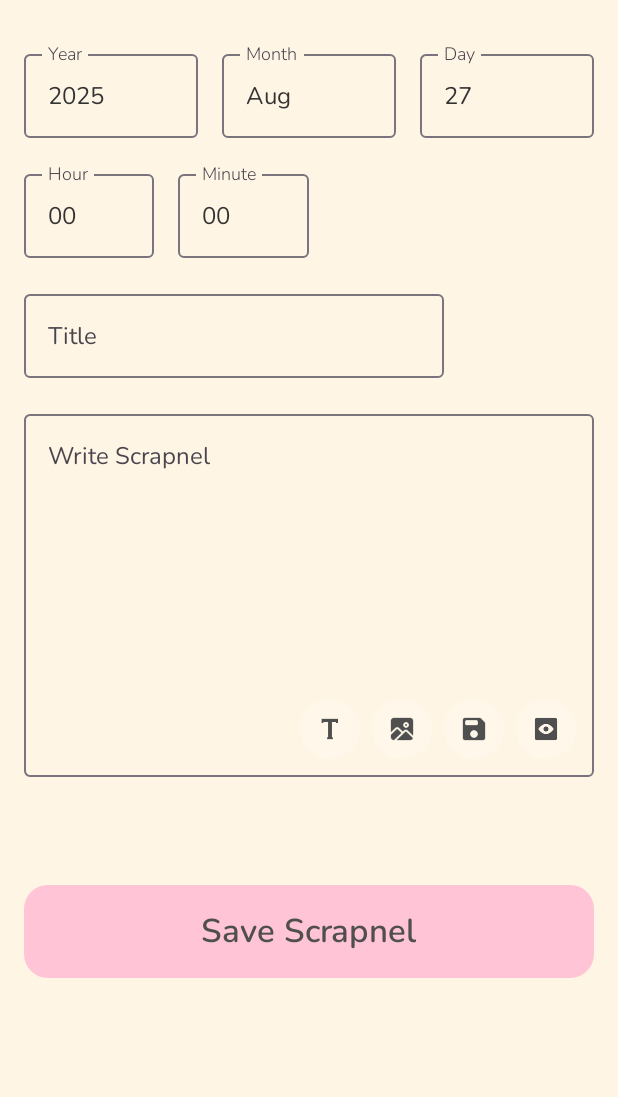
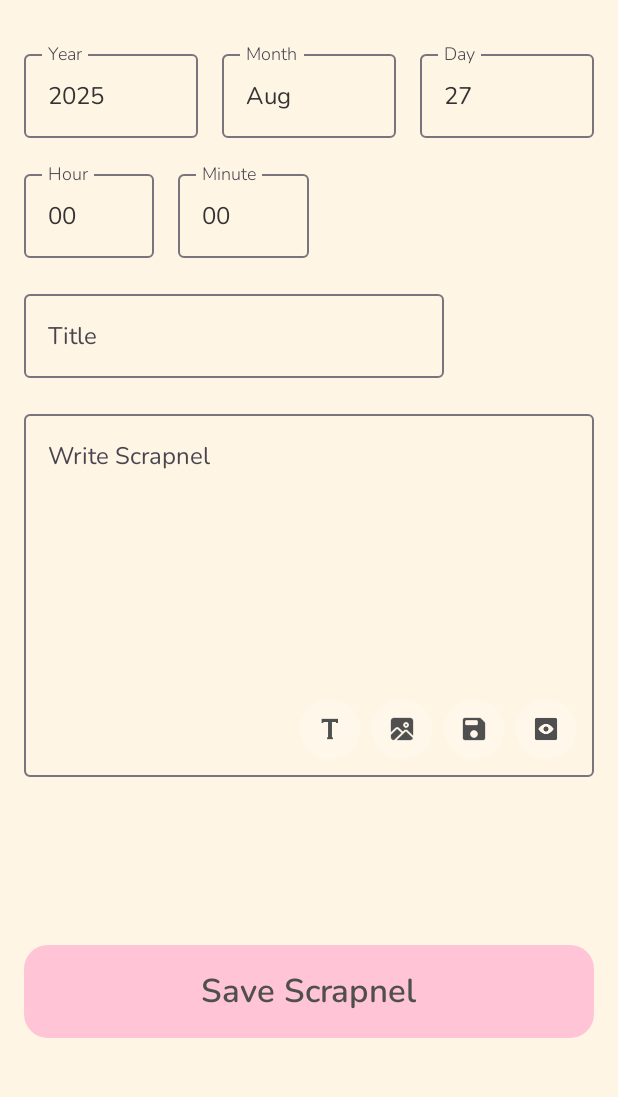
Before and after one commit to abhiram-b-ashok/my_scrapnel, an Android app built with Jetpack Compose: the create screen opened through its navigation route, on a phone screen of 412 x 824 dp, the part 66-1163 px from its top. Run offline under Robolectric (Android 15) with nearby library versions, the phone set to English and light mode, and no system bars; our stand-ins replace Room's generated code, accompanist.

Commit message:
Seventeenth  Commit: Fixed nothing changed bg of numberpicker dialog

```diff
--- a/app/src/main/java/com/example/myscrapnel/MainActivity.kt
+++ b/app/src/main/java/com/example/myscrapnel/MainActivity.kt
@@ -38,6 +38,7 @@ class MainActivity : ComponentActivity() {
         super.onCreate(savedInstanceState)
 
         WindowCompat.setDecorFitsSystemWindows(window, false)
+
 
         setContent {
             MyScrapnelTheme {
--- a/app/src/main/java/com/example/myscrapnel/views/create_scrapnel_page/CreateScrapnelpage.kt
+++ b/app/src/main/java/com/example/myscrapnel/views/create_scrapnel_page/CreateScrapnelpage.kt
@@ -641,7 +641,7 @@ private fun Main(
         }
 
 
-        Spacer(modifier = Modifier.height(36.dp))
+        Spacer(modifier = Modifier.height(76.dp))
 
 
             FilledTonalButton(
@@ -834,7 +834,7 @@ fun DateSelectDialog(
 
                 }
             },
-            containerColor = MaterialTheme.colorScheme.background
+            containerColor = MaterialTheme.colorScheme.surface
         )
     }
 }
```
